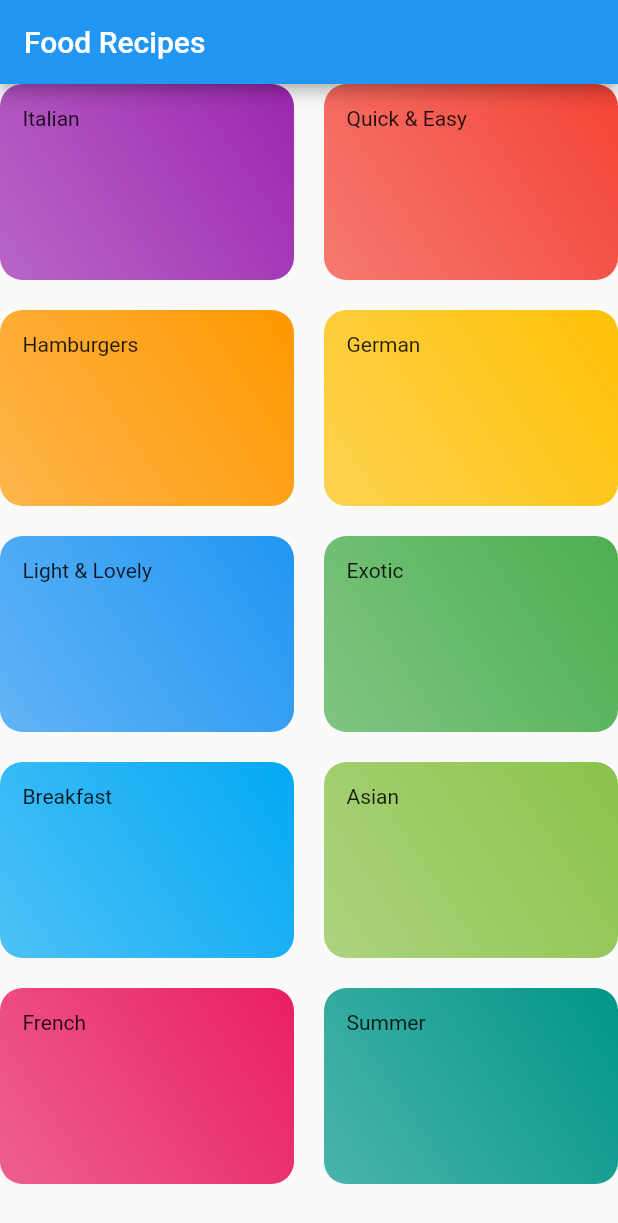
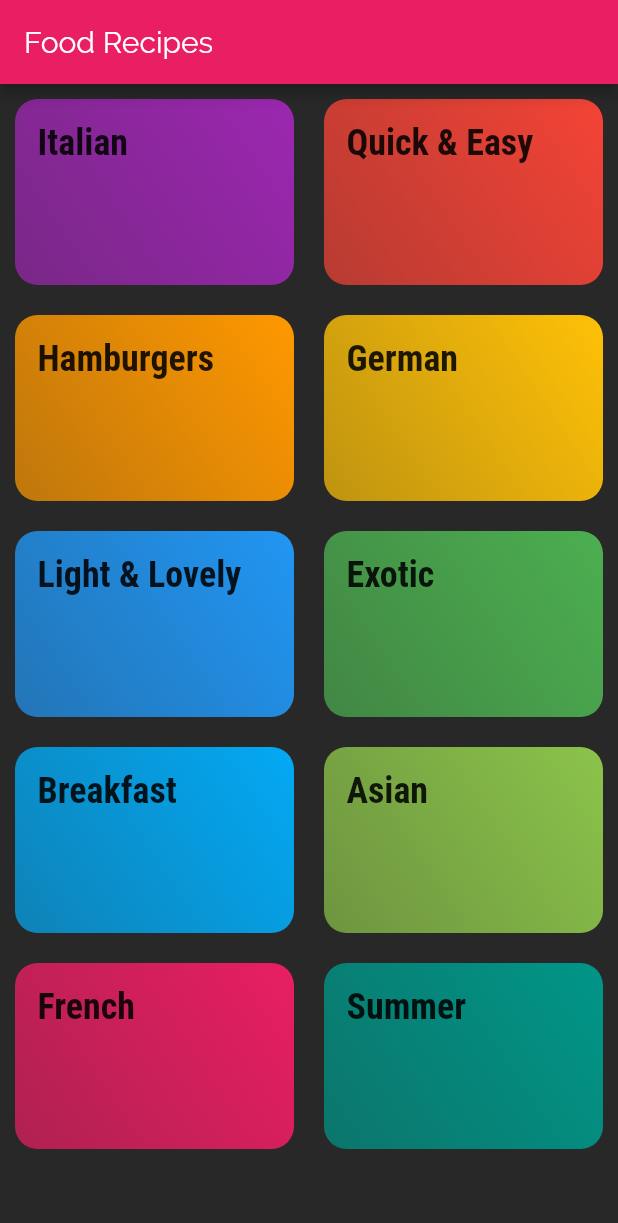
Before and after one commit to ShadowMasterAJ/Food_Recipes, a Flutter app: the screen it shows after launch, on a phone screen of 412 x 824 dp. Shown: the top 1223 px of the screen. Run offline on Flutter 3.47's test engine with Material 2 defaults, Android fonts, the phone set to English and light mode, and no system bars; our stand-ins replace google_fonts.

Commit message:
Added Theming and Fonts

```diff
--- a/lib/categories_screen.dart
+++ b/lib/categories_screen.dart
@@ -13,6 +13,7 @@ class CategoriesScreen extends StatelessWidget {
         title: const Text('Food Recipes'),
       ),
       body: GridView(
+        padding: EdgeInsets.all(10),
         children: DUMMY_CATEGORIES
             .map((catData) => CategoryItem(catData.title, catData.color))
             .toList(),
--- a/lib/category_item.dart
+++ b/lib/category_item.dart
@@ -10,7 +10,7 @@ class CategoryItem extends StatelessWidget {
   Widget build(BuildContext context) {
     return Container(
       padding: EdgeInsets.all(15),
-      child: Text(title),
+      child: Text(title,style: Theme.of(context).textTheme.headline6,),
       decoration: BoxDecoration(
         gradient: LinearGradient(
             begin: Alignment.bottomLeft,
--- a/lib/main.dart
+++ b/lib/main.dart
@@ -1,4 +1,5 @@
 import 'package:flutter/material.dart';
+import 'package:google_fonts/google_fonts.dart';
 
 import './categories_screen.dart';
 
@@ -8,22 +9,36 @@ class MyApp extends StatelessWidget {
   @override
   Widget build(BuildContext context) {
     return MaterialApp(
-      title: 'DeliMeals',
+      title: 'Food Recipes',
       theme: ThemeData(
-        primarySwatch: Colors.blue,
-      ),
+          primarySwatch: Colors.pink,
+          accentColor: Colors.amber,
+          canvasColor: Color.fromRGBO(40, 40, 40, 1),
+          fontFamily: 'Raleway',
+          textTheme: ThemeData.light().textTheme.copyWith(
+                bodyText1: TextStyle(
+                  color: Color.fromRGBO(20, 51, 51, 1),
+                ),
+                bodyText2: TextStyle(
+                  color: Color.fromRGBO(20, 51, 51, 1),
+                ),
+                headline6: TextStyle(
+                  fontSize: 24,
+                  fontFamily: 'RobotoCondensed',
+                  fontWeight: FontWeight.bold,
+                ),
+              )),
       home: CategoriesScreen(),
     );
   }
 }
 
 class MyHomePage extends StatefulWidget {
-    @override
+  @override
   _MyHomePageState createState() => _MyHomePageState();
 }
 
 class _MyHomePageState extends State<MyHomePage> {
-
   @override
   Widget build(BuildContext context) {
     return Scaffold(
```
Also changed, not shown: pubspec.yaml (+20 -12 lines), lib/assets/fonts/Raleway-Black.ttf (added), lib/assets/fonts/Raleway-Bold.ttf (added), lib/assets/fonts/Raleway-Regular.ttf (added), lib/assets/fonts/RobotoCondensed-Bold.ttf (added), lib/assets/fonts/RobotoCondensed-Italic.ttf (added), lib/assets/fonts/RobotoCondensed-Light.ttf (added), lib/assets/fonts/RobotoCondensed-Regular.ttf (added), 3 other files.
